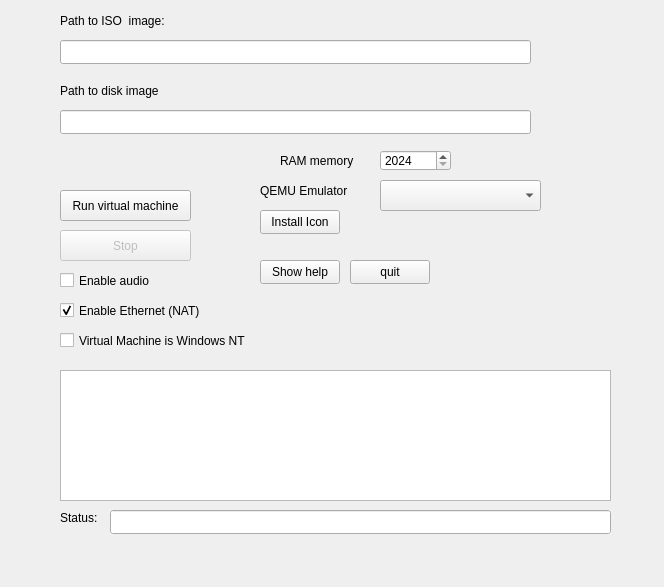
This is user_interface.ui in caiorss/qemu-launcher-qt as Qt 5 draws it before an edit. The edited form follows.
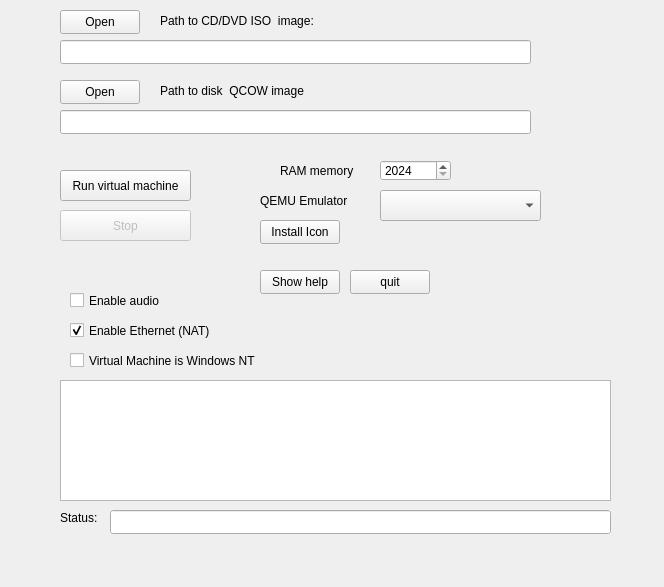
This is the edited form.

Commit message: Add new buttons in the user interface.

Diff of the .ui file:
```diff
--- a/user_interface.ui
+++ b/user_interface.ui
@@ -18,7 +18,7 @@
     <property name="geometry">
      <rect>
       <x>60</x>
-      <y>190</y>
+      <y>170</y>
       <width>131</width>
       <height>31</height>
      </rect>
@@ -49,21 +49,21 @@
    <widget class="QLabel" name="label">
     <property name="geometry">
      <rect>
-      <x>60</x>
+      <x>160</x>
       <y>10</y>
       <width>201</width>
       <height>21</height>
      </rect>
     </property>
     <property name="text">
-     <string>Path to ISO  image:</string>
+     <string>Path to CD/DVD ISO  image:</string>
     </property>
    </widget>
    <widget class="QSpinBox" name="spin_memory">
     <property name="geometry">
      <rect>
       <x>380</x>
-      <y>150</y>
+      <y>160</y>
       <width>71</width>
       <height>21</height>
      </rect>
@@ -79,7 +79,7 @@
     <property name="geometry">
      <rect>
       <x>280</x>
-      <y>150</y>
+      <y>160</y>
       <width>91</width>
       <height>21</height>
      </rect>
@@ -91,8 +91,8 @@
    <widget class="QCheckBox" name="enable_audio">
     <property name="geometry">
      <rect>
-      <x>60</x>
-      <y>270</y>
+      <x>70</x>
+      <y>290</y>
       <width>121</width>
       <height>21</height>
      </rect>
@@ -105,9 +105,9 @@
     <property name="geometry">
      <rect>
       <x>60</x>
-      <y>370</y>
+      <y>380</y>
       <width>551</width>
-      <height>131</height>
+      <height>121</height>
      </rect>
     </property>
     <property name="font">
@@ -126,7 +126,7 @@
     <property name="geometry">
      <rect>
       <x>350</x>
-      <y>260</y>
+      <y>270</y>
       <width>80</width>
       <height>24</height>
      </rect>
@@ -139,7 +139,7 @@
     <property name="geometry">
      <rect>
       <x>260</x>
-      <y>260</y>
+      <y>270</y>
       <width>80</width>
       <height>24</height>
      </rect>
@@ -155,7 +155,7 @@
     <property name="geometry">
      <rect>
       <x>60</x>
-      <y>230</y>
+      <y>210</y>
       <width>131</width>
       <height>31</height>
      </rect>
@@ -170,8 +170,8 @@
    <widget class="QCheckBox" name="enable_ethernet">
     <property name="geometry">
      <rect>
-      <x>60</x>
-      <y>300</y>
+      <x>70</x>
+      <y>320</y>
       <width>161</width>
       <height>21</height>
      </rect>
@@ -200,7 +200,7 @@
     <property name="geometry">
      <rect>
       <x>260</x>
-      <y>210</y>
+      <y>220</y>
       <width>80</width>
       <height>24</height>
      </rect>
@@ -234,8 +234,8 @@
     </property>
     <property name="geometry">
      <rect>
-      <x>60</x>
-      <y>330</y>
+      <x>70</x>
+      <y>350</y>
       <width>211</width>
       <height>21</height>
      </rect>
@@ -251,7 +251,7 @@
     <property name="geometry">
      <rect>
       <x>380</x>
-      <y>180</y>
+      <y>190</y>
       <width>161</width>
       <height>31</height>
      </rect>
@@ -263,14 +263,14 @@
    <widget class="QLabel" name="label_4">
     <property name="geometry">
      <rect>
-      <x>60</x>
+      <x>160</x>
       <y>80</y>
       <width>201</width>
       <height>21</height>
      </rect>
     </property>
     <property name="text">
-     <string>Path to disk image</string>
+     <string>Path to disk  QCOW image</string>
     </property>
    </widget>
    <widget class="QLineEdit" name="entry_disk_path_disk">
@@ -287,7 +287,7 @@
     <property name="geometry">
      <rect>
       <x>260</x>
-      <y>180</y>
+      <y>190</y>
       <width>111</width>
       <height>21</height>
      </rect>
@@ -296,6 +296,32 @@
      <string>QEMU Emulator</string>
     </property>
    </widget>
+   <widget class="QPushButton" name="pushButton">
+    <property name="geometry">
+     <rect>
+      <x>60</x>
+      <y>10</y>
+      <width>80</width>
+      <height>24</height>
+     </rect>
+    </property>
+    <property name="text">
+     <string>Open</string>
+    </property>
+   </widget>
+   <widget class="QPushButton" name="pushButton_2">
+    <property name="geometry">
+     <rect>
+      <x>60</x>
+      <y>80</y>
+      <width>80</width>
+      <height>24</height>
+     </rect>
+    </property>
+    <property name="text">
+     <string>Open</string>
+    </property>
+   </widget>
   </widget>
   <widget class="QMenuBar" name="menuBar">
    <property name="geometry">
```
